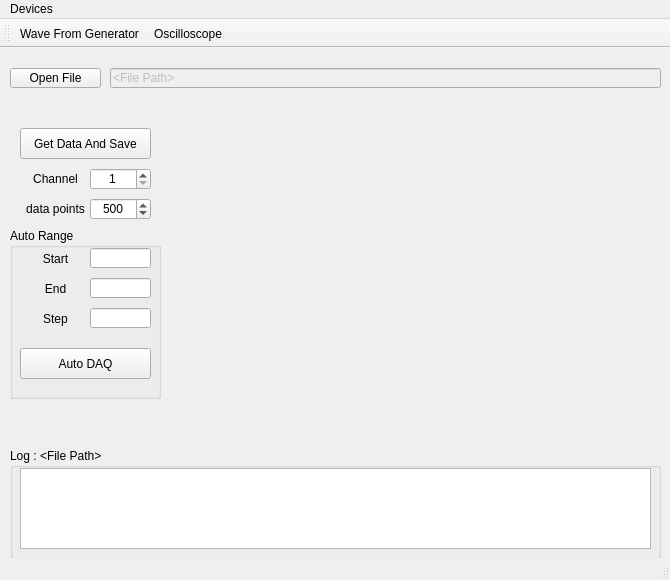
TripletESR/DAQ_GUI, file mainwindow.ui: the form before one commit.
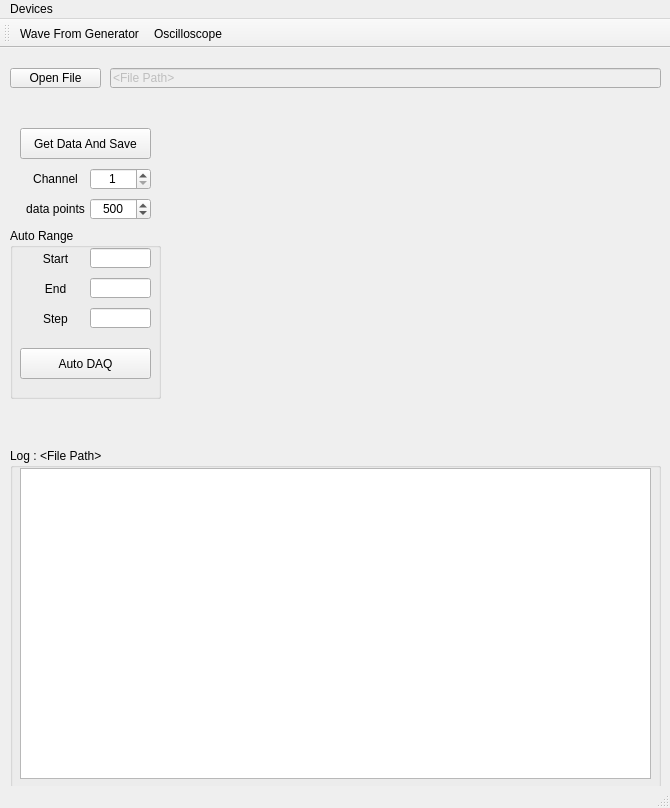
The form after the commit. Custom widgets are drawn as their Qt base class.

The edit to the form file:
```diff
--- a/mainwindow.ui
+++ b/mainwindow.ui
@@ -2,12 +2,15 @@
 <ui version="4.0">
  <class>MainWindow</class>
  <widget class="QMainWindow" name="MainWindow">
+  <property name="enabled">
+   <bool>true</bool>
+  </property>
   <property name="geometry">
    <rect>
     <x>0</x>
     <y>0</y>
     <width>670</width>
-    <height>580</height>
+    <height>808</height>
    </rect>
   </property>
   <property name="sizePolicy">
@@ -36,7 +39,7 @@
       <x>10</x>
       <y>400</y>
       <width>651</width>
-      <height>111</height>
+      <height>341</height>
      </rect>
     </property>
     <property name="title">
@@ -48,9 +51,18 @@
        <x>10</x>
        <y>20</y>
        <width>631</width>
-       <height>81</height>
+       <height>311</height>
       </rect>
      </property>
+     <property name="font">
+      <font>
+       <family>Courier New</family>
+       <pointsize>10</pointsize>
+      </font>
+     </property>
+     <property name="lineWrapMode">
+      <enum>QPlainTextEdit::NoWrap</enum>
+     </property>
     </widget>
    </widget>
    <widget class="QPushButton" name="pushButton">
```
